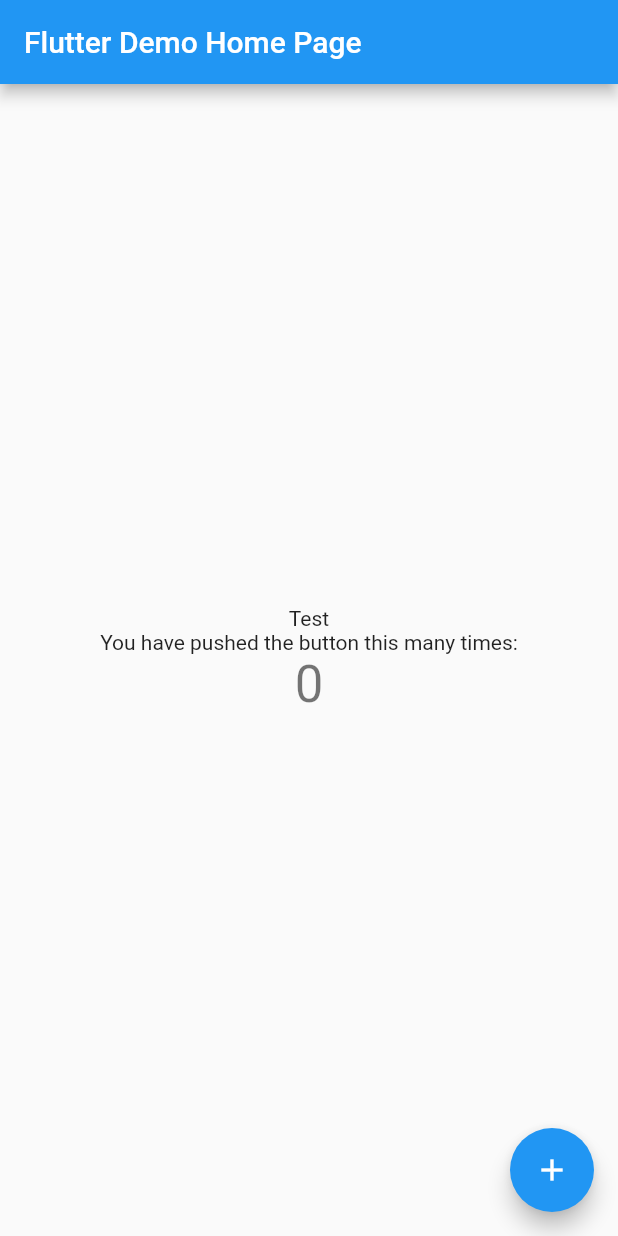
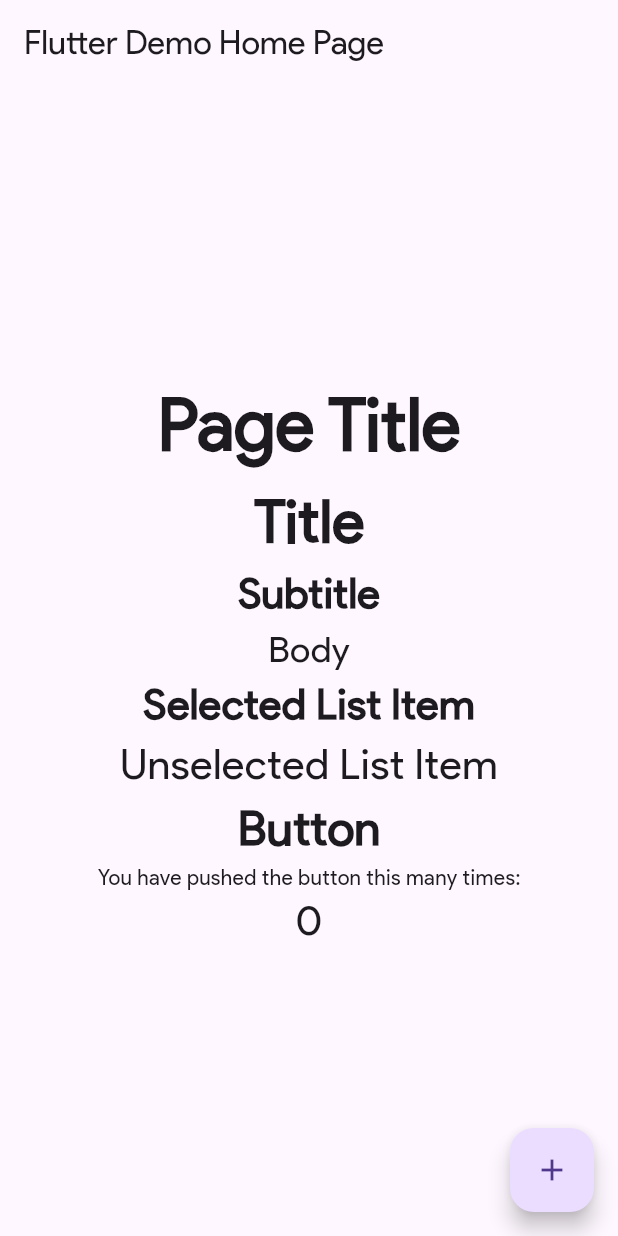
Before and after one commit to alexbartolo/banda_app, a Flutter app: the screen it shows after launch, on a phone screen of 412 x 824 dp. Run offline on Flutter 3.47's test engine with Material 2 defaults, Android fonts, the phone set to English and light mode, and no system bars.

Commit message:
Added font and text input and output

```diff
--- a/lib/components.dart
+++ b/lib/components.dart
@@ -1,21 +1,39 @@
 import 'package:flutter/material.dart';
 
-class TitleText extends StatelessWidget {
-  final String titleText;
-  const TitleText(this.titleText, {Key? key}) : super(key: key);
+class TextOutput extends StatelessWidget {
+  final String textOutputBody;
+  final String textOutputStyle;
+  const TextOutput(this.textOutputBody, this.textOutputStyle, {Key? key}) : super(key: key);
 
   @override
   Widget build(BuildContext context) {
-    return Text(titleText);
+    return Text(textOutputBody, style: textStyles[textOutputStyle]);
   }
 }
 
-class RegularText extends StatelessWidget {
-  final String titleText;
-  const RegularText(this.titleText, {Key? key}) : super(key: key);
+class Input extends StatelessWidget {
+  final String inputName;
+  final Icon inputIcon;
+  final TextEditingController inputController;
+  const Input(this.inputName, this.inputIcon, this.inputController, {Key? key}) : super(key: key);
 
   @override
   Widget build(BuildContext context) {
-    return Text(titleText);
+    return TextFormField();
   }
 }
+
+class TextInput extends Input {
+  const TextInput(inputName, inputIcon, inputController, {Key? key}) : super(inputName, inputIcon, inputController, key:key);
+
+}
+
+const Map<String, TextStyle> textStyles = {
+  "Page Title": TextStyle(fontSize: 48, fontWeight: FontWeight.w700),
+  "Title": TextStyle(fontSize: 40, fontWeight: FontWeight.w600),
+  "Subtitle": TextStyle(fontSize: 28, fontWeight: FontWeight.w600),
+  "Body": TextStyle(fontSize: 24),
+  "Selected List Item": TextStyle(fontSize: 28, fontWeight: FontWeight.bold),
+  "Unselected List Item": TextStyle(fontSize: 28),
+  "Button": TextStyle(fontSize: 32, fontWeight: FontWeight.bold)
+};
--- a/lib/main.dart
+++ b/lib/main.dart
@@ -15,7 +15,10 @@ class MyApp extends StatelessWidget {
       title: 'Flutter Demo',
       theme: ThemeData(
         primarySwatch: Colors.blue,
+        useMaterial3: true,
+        fontFamily: "Product Sans",
       ),
+      debugShowCheckedModeBanner: false,
       home: const MyHomePage(title: 'Flutter Demo Home Page'),
     );
   }
@@ -48,7 +51,13 @@ class _MyHomePageState extends State<MyHomePage> {
         child: Column(
           mainAxisAlignment: MainAxisAlignment.center,
           children: <Widget>[
-            const TitleText("Test"),
+            const TextOutput("Page Title", "Page Title"),
+            const TextOutput("Title", "Title"),
+            const TextOutput("Subtitle", "Subtitle"),
+            const TextOutput("Body", "Body"),
+            const TextOutput("Selected List Item", "Selected List Item"),
+            const TextOutput("Unselected List Item", "Unselected List Item"),
+            const TextOutput("Button", "Button"),
             const Text(
               'You have pushed the button this many times:',
             ),
```
Also changed, not shown: pubspec.yaml (+10 -0 lines), fonts/ProductSans-Regular.ttf (added).
